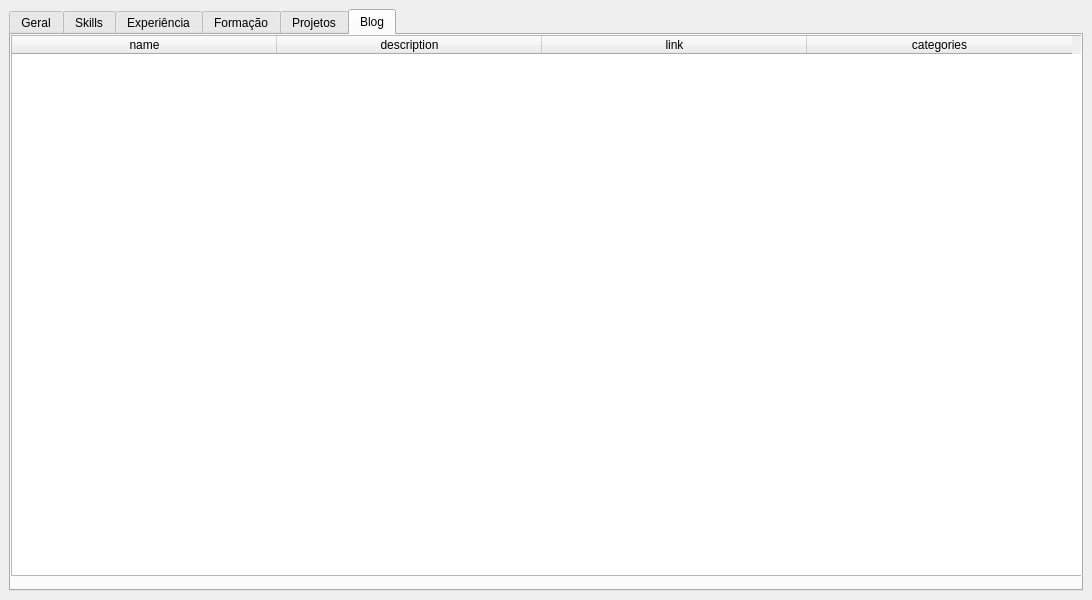
Above: database_handler/main_screen.ui from marcoswb/personal-api before the change. Below: the same form after it.
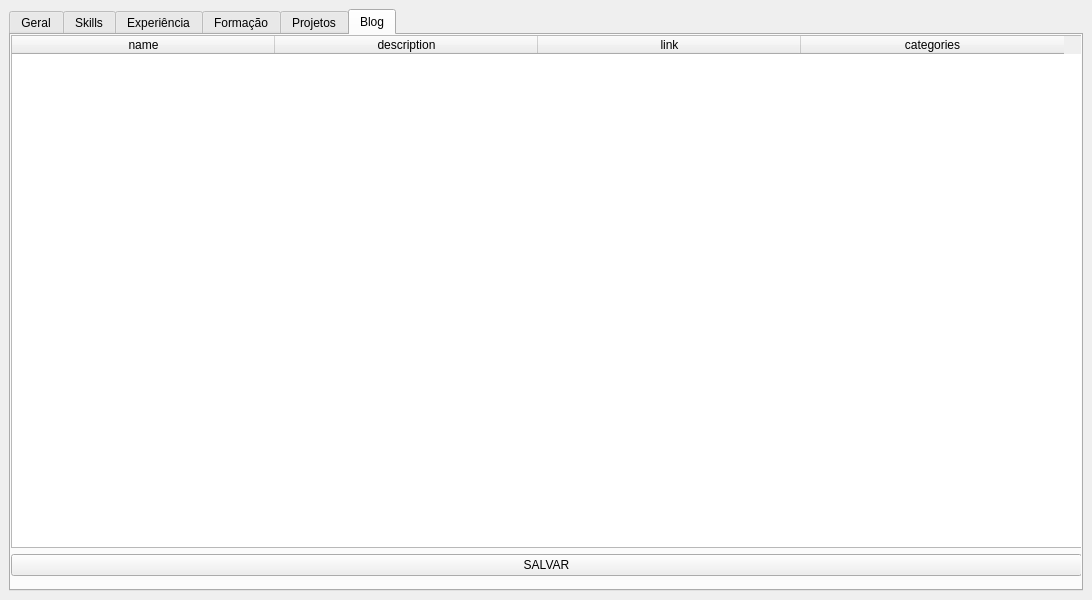
That is the form after the change. The open tabs and pages were chosen to show the change.

Diff of the .ui file:
```diff
--- a/database_handler/main_screen.ui
+++ b/database_handler/main_screen.ui
@@ -281,7 +281,7 @@
             <bool>true</bool>
            </property>
            <attribute name="horizontalHeaderDefaultSectionSize">
-            <number>265</number>
+            <number>263</number>
            </attribute>
            <column>
             <property name="text">
@@ -305,6 +305,13 @@
            </column>
           </widget>
          </item>
+         <item>
+          <widget class="QPushButton" name="button__blog">
+           <property name="text">
+            <string>SALVAR</string>
+           </property>
+          </widget>
+         </item>
         </layout>
        </widget>
       </widget>
```
Left out of the diff: 45 changed lines with no effect on the pictures.
